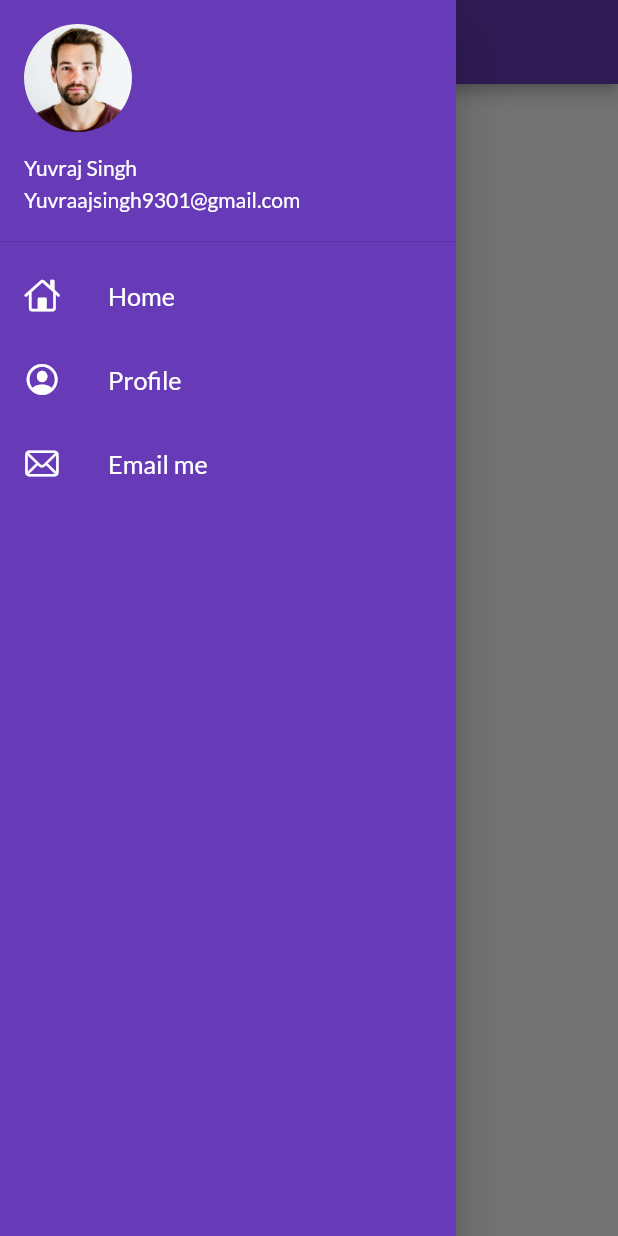
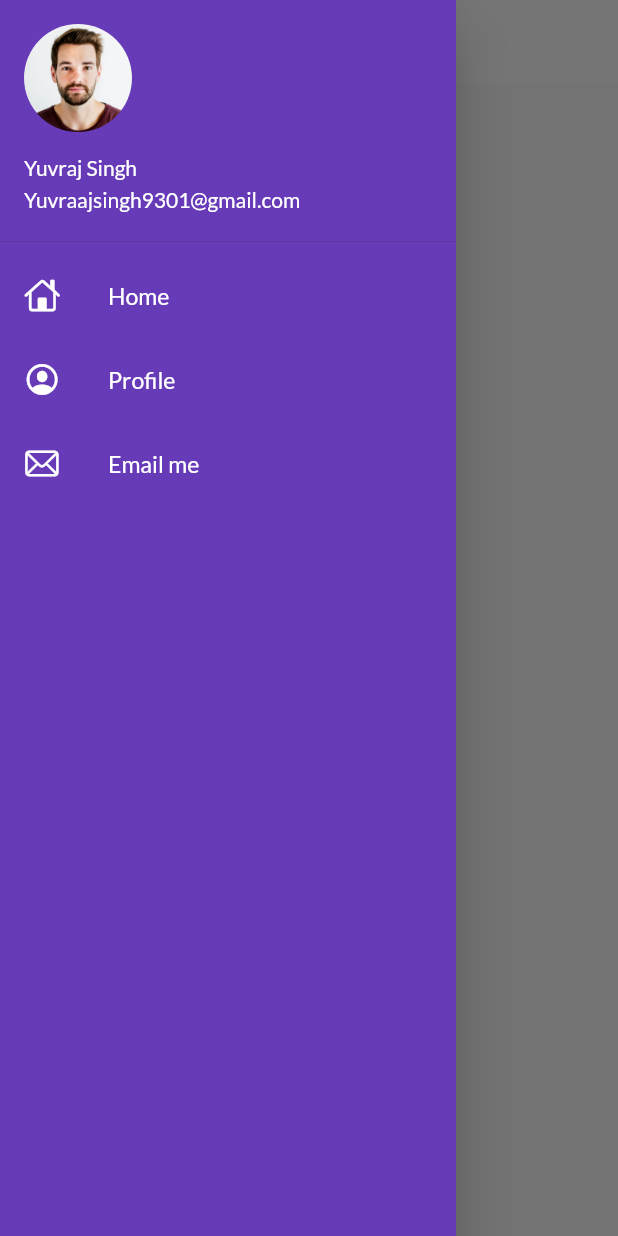
Before and after one commit to Yuvrajsingh-source/twodaysofflutter, a Flutter app: the screen it shows after launch, with the side drawer open, on a phone screen of 412 x 824 dp. Run offline on Flutter 3.47's test engine with Material 2 defaults, Android fonts, the phone set to English and light mode, and no system bars; our stand-ins replace google_fonts.

Commit message:
day7completed

```diff
--- a/lib/main.dart
+++ b/lib/main.dart
@@ -1,5 +1,6 @@
 import 'package:catalog/pages/home_page.dart';
 import 'package:catalog/pages/login_page.dart';
+import 'package:catalog/widget/theme.dart';
 import 'package:flutter/material.dart';
 import 'package:google_fonts/google_fonts.dart';
 
@@ -13,14 +14,9 @@ class MyApp extends StatelessWidget {
     //buildContext paramters
     return MaterialApp(
       themeMode: ThemeMode.light,
-      theme: ThemeData(
-        primarySwatch: Colors.deepPurple,
-        fontFamily: GoogleFonts.lato().fontFamily,
-      ),
+      theme: Mytheme.LightTheme(context),
       debugShowCheckedModeBanner: false,
-      darkTheme: ThemeData(
-        brightness: Brightness.dark,
-      ),
+      darkTheme: Mytheme.DarkTheme(context),
       routes: {
         "/": (context) => Homepage(),
         "/home": (context) => Homepage(),
--- a/lib/pages/home_page.dart
+++ b/lib/pages/home_page.dart
@@ -7,7 +7,13 @@ class Homepage extends StatelessWidget {
   Widget build(BuildContext context) {
     return Scaffold(
       appBar: AppBar(
-        title: Text('Catalog App'),
+        title: Padding(
+          padding: const EdgeInsets.only(left: 80),
+          child: Text(
+            'Catalog App',
+            style: TextStyle(color: Colors.black, fontSize: 19),
+          ),
+        ),
       ),
       drawer: Mydrawer(),
     );
--- a/lib/widget/drawer.dart
+++ b/lib/widget/drawer.dart
@@ -10,7 +10,6 @@ class Mydrawer extends StatelessWidget {
       child: Container(
         color: Colors.deepPurple,
         child: ListView(
-          padding: EdgeInsets.zero,
           children: [
             DrawerHeader(
               padding: EdgeInsets.zero,
@@ -30,27 +29,27 @@ class Mydrawer extends StatelessWidget {
                 ),
                 title: Text(
                   'Home',
-                  textScaleFactor: 1.2,
+                  textScaleFactor: 1.1,
                   style: TextStyle(color: Colors.white),
                 )),
-                ListTile(
+            ListTile(
                 leading: Icon(
                   CupertinoIcons.profile_circled,
                   color: Colors.white,
                 ),
                 title: Text(
                   'Profile',
-                  textScaleFactor: 1.2,
+                  textScaleFactor: 1.1,
                   style: TextStyle(color: Colors.white),
                 )),
-                ListTile(
+            ListTile(
                 leading: Icon(
                   CupertinoIcons.mail,
                   color: Colors.white,
                 ),
                 title: Text(
                   'Email me',
-                  textScaleFactor: 1.2,
+                  textScaleFactor: 1.1,
                   style: TextStyle(color: Colors.white),
                 )),
           ],
--- /dev/null
+++ b/lib/widget/theme.dart
@@ -0,0 +1,16 @@
+import 'package:flutter/material.dart';
+import 'package:google_fonts/google_fonts.dart';
+
+class Mytheme {
+ static ThemeData LightTheme(BuildContext context) => ThemeData(
+        primarySwatch: Colors.deepPurple,
+        fontFamily: GoogleFonts.lato().fontFamily,
+        appBarTheme: AppBarTheme(
+            color: Colors.white,
+            elevation: 0.0,
+            iconTheme: IconThemeData(color: Colors.black)),
+      );
+      static ThemeData DarkTheme(BuildContext context) => ThemeData(
+         brightness: Brightness.dark,
+      );
+}
```
